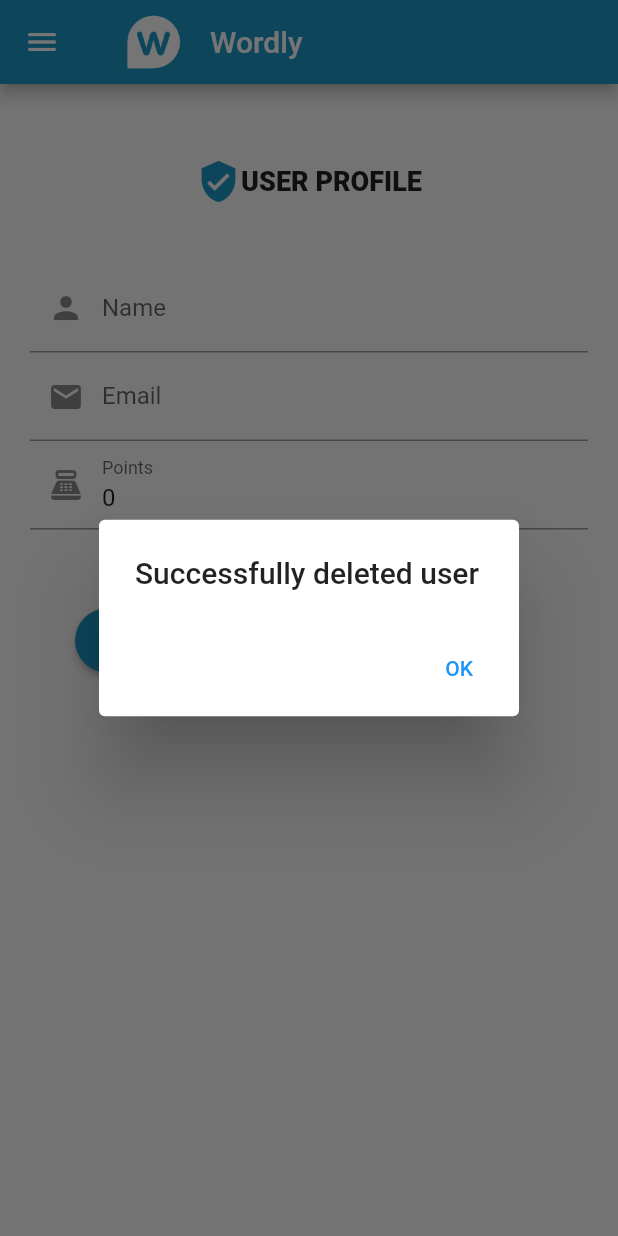
After one commit to rukshan99/wordly, a Flutter app: the UserProfileScreen screen opened by its route, after a tap on "Edit", on a phone screen of 412 x 824 dp. The commit adds this screen. Run offline on Flutter 3.47's test engine with Material 2 defaults, Android fonts, the phone set to English and light mode, and no system bars; our stand-ins replace cloud_firestore, firebase_auth, firebase_core, flutter_rating_bar, flutter_speed_dial, flutter_switch and 5 more; missing offline and left inert: dart:ffi; accounts and stored records are empty; Roboto replaces fonts that are missing (Righteous).

Commit message:
add user profile UI

```diff
--- a/lib/controllers/user_controller.dart
+++ b/lib/controllers/user_controller.dart
@@ -3,6 +3,9 @@ import 'package:wordly/models/user.dart';
 
 class UserController {
   final FirebaseFirestore _db = FirebaseFirestore.instance;
+
+  final firebaseInstance = FirebaseFirestore.instance;
+  // Map userProfileData = {'name': '', 'email': '', 'points':0 };
 
   // Create a CollectionReference that references the firestore collection
   CollectionReference collectionRef =
@@ -42,6 +45,15 @@ class UserController {
         });
   }
 
+  deleteUserDetails(String email) {
+    collectionRef.where('email', isEqualTo: email).get().then((snapshot) => {
+          _db.runTransaction((Transaction transaction) async {
+            snapshot.docs.forEach(
+                (DocumentSnapshot doc) => {transaction.delete(doc.reference)});
+          })
+        });
+  }
+
   updateIsAdmin(DocumentReference docRef, bool isAdmin) {
     return docRef
         .update({'isAdmin': isAdmin})
@@ -60,4 +72,34 @@ class UserController {
     });
     return isAdmin;
   }
+
+  Future<dynamic> getUserData(String? email) async {
+    QuerySnapshot snapshot = await collectionRef.where('email', isEqualTo: email).get();
+    // print(snapshot.documents[0].data);
+    dynamic user = snapshot.docs[0].data();
+     snapshot.docs.forEach(
+                (DocumentSnapshot doc) => {
+                  user = doc.data()
+                });
+    print(user);
+    // print(user['name']);
+    return user;
+  }
+
+  updateUserDetails( String name, String email) async {
+    try {
+      _db.runTransaction((Transaction transaction) async {
+        var snapshots =
+            await collectionRef.where('email', isEqualTo: email).get();
+
+        snapshots.docs.forEach((DocumentSnapshot doc) {
+          doc.reference.update({'name': name});
+        });
+
+      });
+    } catch (e) {
+      // ignore: avoid_print
+      print(e.toString());
+    }
+  }
 }
--- a/lib/main.dart
+++ b/lib/main.dart
@@ -11,6 +11,7 @@ import 'package:wordly/screens/quiz.dart';
 import 'package:wordly/screens/home.dart';
 import 'package:wordly/screens/review.dart';
 import 'package:wordly/screens/reviewList.dart';
+import 'package:wordly/screens/user_profile.dart';
 import 'package:firebase_auth/firebase_auth.dart';
 
 
@@ -46,6 +47,7 @@ class MyApp extends StatelessWidget {
         "quiz": (BuildContext context) => QuizScreen(),
         "review": (BuildContext context) => const ReviewScreen(),
         "reviewList": (BuildContext context) => const ReviewListScreen(),
+        "userProfile": (BuildContext context) => const UserProfileScreen(),
       },
     ));
   }
--- /dev/null
+++ b/lib/screens/user_profile.dart
@@ -0,0 +1,307 @@
+import 'package:firebase_auth/firebase_auth.dart' hide User;
+import 'package:cloud_firestore/cloud_firestore.dart';
+import 'package:flutter/material.dart';
+//import 'package:wordly/screens/home.dart';
+import 'package:wordly/utils/color.dart';
+import 'package:wordly/widgets/header_container.dart';
+
+import '../controllers/user_controller.dart';
+import '../models/user.dart';
+import '../widgets/main_drawer.dart';
+
+class UserProfileScreen extends StatefulWidget {
+  const UserProfileScreen({Key? key}) : super(key: key);
+
+
+
+  @override
+  _UserProfileScreenState createState() => _UserProfileScreenState();
+}
+
+class _UserProfileScreenState extends State<UserProfileScreen> {
+  final FirebaseAuth _auth = FirebaseAuth.instance;
+  final GlobalKey<FormState> _formKey = GlobalKey<FormState>();
+  final userController = UserController();
+
+
+
+  // ignore: non_constant_identifier_names
+  late String userName, userEmail, _Name;
+  late int userPoints = 0;
+  late dynamic userProf;
+
+  @override
+  void initState() {
+    super.initState();
+    // getUserDetils();
+
+  }
+
+  getUserDetils() async{
+    // if(user != null ){
+     final user = _auth.currentUser;
+     userProf = await userController.getUserData(user?.email.toString());
+    //  print('HI');
+    //  print(userProf);
+     if ( userProf != null){
+     setState(() {
+      userName = userProf['name'];
+      userEmail = userProf['email'];
+      userPoints = userProf['points'];
+     });
+     }
+  }
+
+
+  updateUserDetails() async{
+    try{
+     await userController.updateUserDetails(userName,userEmail);
+     showUpdateAlert();
+    } catch (e) {
+          showError(e.toString());
+    }
+  }
+
+  deleteUser() async{
+    try{
+      showDialog(
+        context: context,
+        builder: (BuildContext context) {
+          return AlertDialog(
+            title: const Text('Are you sure you want to permanently delete this user?'),
+            actions: <Widget>[
+              TextButton(
+                  onPressed: () async {
+                    await userController.deleteUser(userEmail);
+                    showAlert();
+                  },
+                  child: const Text('OK'),
+                  ),
+
+              TextButton(
+                  onPressed: () {
+                    Navigator.of(context, rootNavigator: true).pop();
+                  },
+              child: const Text('cancel')),
+            ],
+          );
+        });
+
+    } catch (e) {
+          showError(e.toString());
+    }
+
+  }
+
+  showAlert() {
+    showDialog(
+        context: context,
+        builder: (BuildContext context) {
+          return AlertDialog(
+            title: const Text('Successfully updated user'),
+            actions: <Widget>[
+              TextButton(
+                  onPressed: () {
+                    Navigator.of(context).pop();
+                    navigateToHome();
+                  },
+                  child: const Text('OK')),
+            ],
+          );
+        });
+  }
+
+    showUpdateAlert() {
+    showDialog(
+        context: context,
+        builder: (BuildContext context) {
+          return AlertDialog(
+            title: const Text('Successfully deleted user'),
+            actions: <Widget>[
+              TextButton(
+                  onPressed: () {
+                    Navigator.of(context).pop();
+                    navigateToProfile();
+                  },
+                  child: const Text('OK')),
+            ],
+          );
+        });
+  }
+
+  navigateToHome() async {
+      Navigator.pushReplacementNamed(context, "home");
+  }
+
+  navigateToProfile() async {
+      Navigator.pushReplacementNamed(context, "userProfile");
+  }
+
+  showError(String errormessage) {
+    showDialog(
+        context: context,
+        builder: (BuildContext context) {
+          return AlertDialog(
+            title: const Text('ERROR'),
+            content: Text(errormessage),
+            actions: <Widget>[
+              TextButton(
+                  onPressed: () {
+                    Navigator.of(context).pop();
+                  },
+                  child: const Text('OK')),
+            ],
+          );
+        });
+  }
+
+  @override
+  Widget build(BuildContext context) {
+    return FutureBuilder(
+      future: getUserDetils(),
+      builder: (BuildContext context, AsyncSnapshot snapshot) {
+      return Scaffold(
+        appBar: AppBar(
+        title: Row(
+          mainAxisAlignment: MainAxisAlignment.start,
+          children: [
+            Image.asset(
+              'assets/img/logo.jpg',
+              fit: BoxFit.cover,
+              height: 60.0,
+            ),
+            Container(
+              padding: const EdgeInsets.all(8.0),
+              child: const Text(
+                'Wordly',
+                style: TextStyle(fontFamily: 'Righteous', fontSize: 20.0),
+              ),
+            )
+          ],
+        ),
+        backgroundColor: const Color.fromARGB(255, 28,150,197),
+      ),
+      drawer: const MainDrawer(),
+      body: Container(
+        padding: const EdgeInsets.only(bottom: 30),
+        child: Column(
+          children: <Widget>[
+
+            Expanded(
+              flex: 1,
+              child: Container(
+                padding: const EdgeInsets.all(20.0),
+                child: Form(
+                  key: _formKey,
+                  child: Column(
+                    children: <Widget>[
+                      Container(),
+                      const SizedBox(
+                        height: 30,
+                      ),
+                      Wrap(
+                        crossAxisAlignment: WrapCrossAlignment.center,
+                        children: const [
+                          Icon(Icons.verified_user,
+                              color: Color.fromARGB(255, 28,150,197), size: 30),
+                          Text(
+                            "USER PROFILE",
+                            style: TextStyle(fontSize: 18, fontWeight: FontWeight.w800),
+                          )
+                        ]),
+                      const SizedBox(
+                        height: 40.0,
+                      ),
+                      TextFormField(
+                        // ignore: missing_return
+                        initialValue: userName,
+                        validator: (input) {
+                          if (input!.isEmpty) return 'Enter Name';
+                        },
+                        decoration: const InputDecoration(
+                            labelText: 'Name', prefixIcon: Icon(Icons.person)),
+                        onChanged: (String value) async{
+                          userName = value;
+                        },
+                        // onSaved: (input) => setState(() {
+                        //       _Name=input!;
+                        // })
+                      ),
+                      TextFormField(
+                        // ignore: missing_return
+                        initialValue: userEmail,
+                        readOnly : true,
+                        validator: (input) {
+                          if (input!.isEmpty) return 'Enter Email';
+                        },
+                        decoration: const InputDecoration(
+                            labelText: 'Email', prefixIcon: Icon(Icons.email)),
+                        // onSaved: (input) => userEmail = input!,
+                      ),
+                      TextFormField(
+                        // ignore: missing_return
+                        initialValue: userPoints.toString(),
+                        readOnly : true,
+                        decoration: const InputDecoration(
+                        labelText: 'Points',
+                        prefixIcon: Icon(Icons.point_of_sale)),
+                      ),
+                    const SizedBox(
+                      height: 50.0,
+                    ),
+                      Row(
+                        children: <Widget>[
+                           const SizedBox(
+                          width: 30.0,
+                        ),
+                          ElevatedButton(
+                            style: ElevatedButton.styleFrom(
+                              primary: purpleColors, // background
+                              onPrimary: Colors.white,
+                              padding: const EdgeInsets.fromLTRB(40, 10, 40, 10),
+                              shape: RoundedRectangleBorder(
+                                  borderRadius:
+                                      BorderRadius.circular(100.0)), // foreground
+                            ),
+                            onPressed: updateUserDetails,
+                            child: const Text(
+                              'Edit',
+                              style: TextStyle(
+                                  fontSize: 20.0, fontWeight: FontWeight.bold),
+                            ),
+                          ),
+                          const SizedBox(
+                          width: 40.0,
+                          ),
+                          ElevatedButton(
+                            style: ElevatedButton.styleFrom(
+                              primary: purpleColors, // background
+                              onPrimary: Colors.white,
+                              padding: const EdgeInsets.fromLTRB(40, 10, 40, 10),
+                              shape: RoundedRectangleBorder(
+                                  borderRadius:
+                                      BorderRadius.circular(100.0)), // foreground
+                            ),
+                            onPressed: deleteUser,
+                            child: const Text(
+                              'Delete',
+                              style: TextStyle(
+                                  fontSize: 20.0, fontWeight: FontWeight.bold),
+                            ),
+                          ),
+                        ],
+                      ),
+                    ],
+                  ),
+                ),
+              ),
+            )
+          ],
+        ),
+      ),
+    );
+      });
+    // userName=userProf['name'];
+
+  }
+}
```
